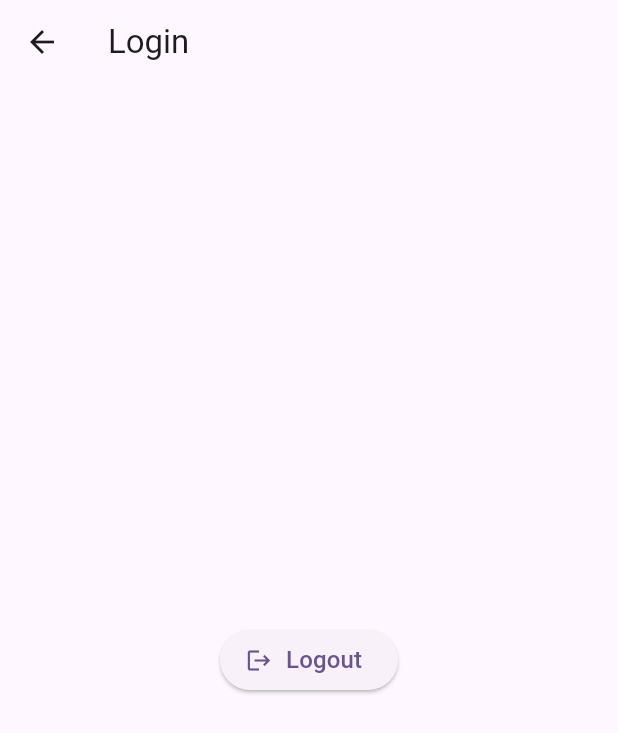
After one commit to maiyama18/CookieLab, a Flutter app: the HelloScreen screen opened directly, on a phone screen of 412 x 824 dp. The commit adds this screen. Shown: the top 733 px of the screen. Run offline on Flutter 3.47's test engine with Material 3 defaults, Android fonts, the phone set to English and light mode, and no system bars; our stand-ins replace cookie_jar, dio, dio_cookie_manager, logger.

Commit message:
[App] Implement logout

```diff
--- a/CookieLabApp/lib/api_client.dart
+++ b/CookieLabApp/lib/api_client.dart
@@ -52,6 +52,17 @@ class ApiClient {
       );
     }
   }
+
+  Future<void> logout() async {
+    final response = await _dio.post('/logout');
+
+    if (response.statusCode != 200) {
+      throw ApiException(
+        code: response.statusCode,
+        message: 'Login failed',
+      );
+    }
+  }
 }
 
 class ApiException implements Exception {
--- /dev/null
+++ b/CookieLabApp/lib/screens/hello_screen.dart
@@ -0,0 +1,68 @@
+import 'package:flutter/material.dart';
+
+import '../api_client.dart';
+
+class HelloScreen extends StatefulWidget {
+  const HelloScreen({super.key});
+
+  @override
+  State<HelloScreen> createState() => _HelloScreenState();
+}
+
+class _HelloScreenState extends State<HelloScreen> {
+  bool _isLoading = false;
+
+  @override
+  Widget build(BuildContext context) {
+    return Scaffold(
+      appBar: AppBar(title: const Text('Login')),
+      body: Padding(
+        padding: const EdgeInsets.all(20),
+        child: Center(
+          child: Column(
+            mainAxisAlignment: MainAxisAlignment.center,
+            children: [
+              ElevatedButton.icon(
+                onPressed: _isLoading ? null : _logout,
+                icon: SizedBox(
+                  width: 20,
+                  height: 20,
+                  child: _isLoading ? CircularProgressIndicator(
+                    strokeWidth: 2,
+                    color: Colors.white,
+                  ) : Icon(Icons.logout),
+                ),
+                label: Text('Logout', style: const TextStyle(fontSize: 16)),
+              ),
+            ],
+          ),
+        )
+      )
+    );
+  }
+
+  Future<void> _logout() async {
+    setState(() => _isLoading = true);
+    try {
+      await ApiClient().logout();
+    } on ApiException catch (e) {
+      _showError(e.message);
+    } catch (e) {
+      _showError('予期せぬエラーが発生しました');
+    } finally {
+      if (mounted) {
+        setState(() => _isLoading = false);
+        Navigator.of(context).pop();
+      }
+    }
+  }
+
+  void _showError(String message) {
+    ScaffoldMessenger.of(context).showSnackBar(
+      SnackBar(
+        content: Text(message),
+        backgroundColor: Colors.redAccent,
+      ),
+    );
+  }
+}
```
Also changed, not shown: CookieLabApp/lib/screens/login_screen.dart (+7 -0 lines).
